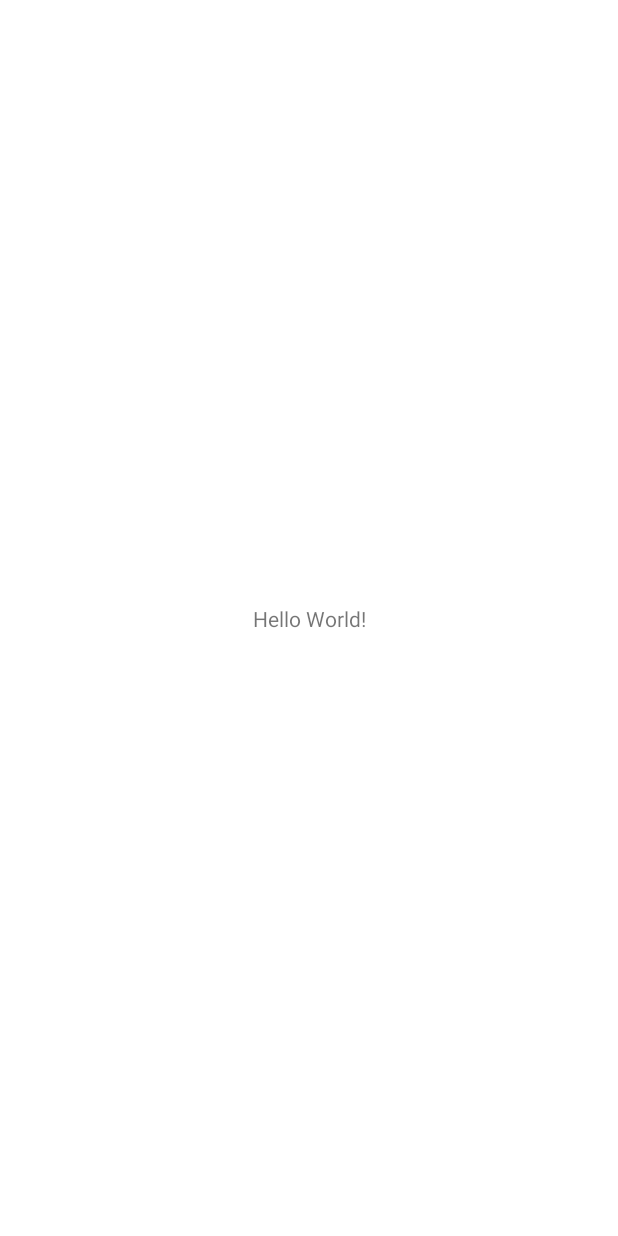
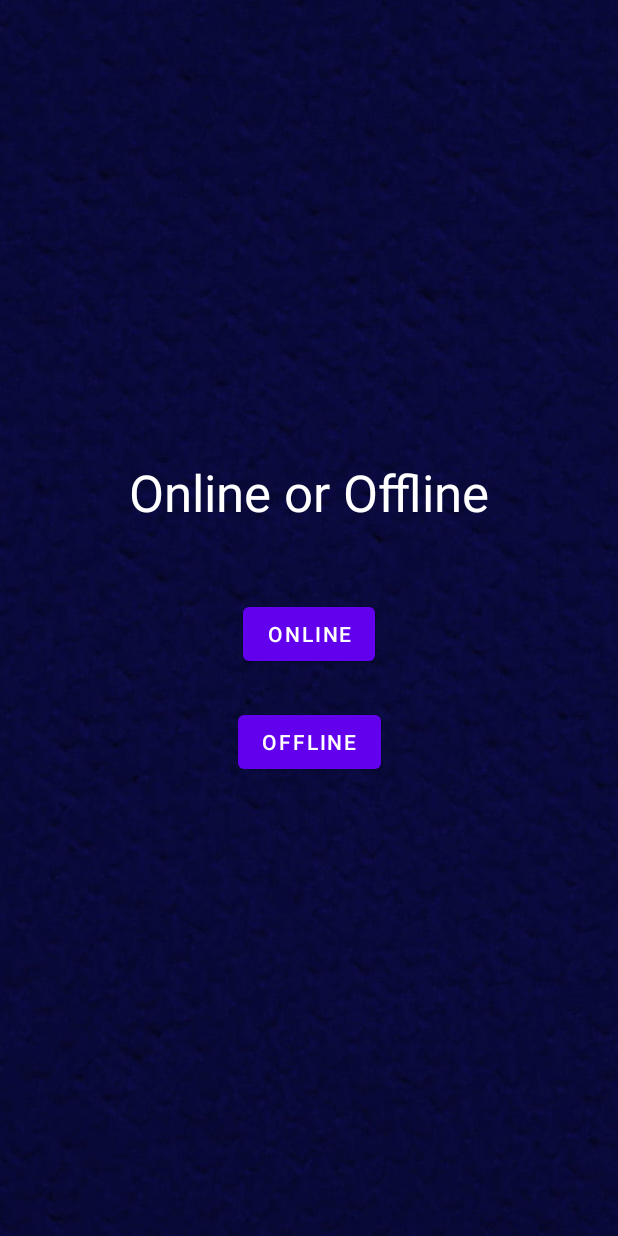
Before and after one commit to quynhpn2610/CS-300_TicTacToeApp, an Android app: the screen it shows after launch (MainActivity before the commit, HomeScreenActivity after it), on a phone screen of 412 x 824 dp. Before the commit the screen is almost empty. Run offline under Robolectric (Android 15) with nearby library versions, the phone set to English and light mode, and no system bars.

Commit message:
Created HomeScreenActivity

```diff
--- a/app/src/main/AndroidManifest.xml
+++ b/app/src/main/AndroidManifest.xml
@@ -1,6 +1,6 @@
 <?xml version="1.0" encoding="utf-8"?>
 <manifest xmlns:android="http://schemas.android.com/apk/res/android"
-    package="com.example.tictactoe">
+    package="com.example.tictactoe" >
 
     <application
         android:allowBackup="true"
@@ -8,19 +8,21 @@
         android:label="@string/app_name"
         android:roundIcon="@mipmap/ic_launcher_round"
         android:supportsRtl="true"
-        android:theme="@style/Theme.TicTacToe">
+        android:theme="@style/Theme.TicTacToe" >
+        <activity
+            android:name=".HomeScreenActivity"
+            android:exported="true" >
+            <intent-filter>
+                <action android:name="android.intent.action.MAIN" />
+                <category android:name="android.intent.category.LAUNCHER" />
+            </intent-filter>
+        </activity>
         <activity
             android:name=".AddPlayers"
             android:exported="false" />
         <activity
             android:name=".MainActivity"
-            android:exported="true">
-            <intent-filter>
-                <action android:name="android.intent.action.MAIN" />
-
-                <category android:name="android.intent.category.LAUNCHER" />
-            </intent-filter>
-        </activity>
+            android:exported="false" />
     </application>
 
 </manifest>
--- /dev/null
+++ b/app/src/main/java/com/example/tictactoe/HomeScreenActivity.java
@@ -0,0 +1,38 @@
+package com.example.tictactoe;
+
+import androidx.appcompat.app.AppCompatActivity;
+import androidx.appcompat.app.AppCompatDelegate;
+
+import android.content.Intent;
+import android.os.Bundle;
+import android.view.View;
+import android.widget.Button;
+
+public class HomeScreenActivity extends AppCompatActivity {
+    private Button btnOnline;
+    private Button btnOffline;
+
+    @Override
+    protected void onCreate(Bundle savedInstanceState) {
+        AppCompatDelegate.setDefaultNightMode(AppCompatDelegate.MODE_NIGHT_NO);
+        super.onCreate(savedInstanceState);
+        setContentView(R.layout.activity_home_screen);
+
+        // Referencing buttons from XML
+        btnOnline = (Button) findViewById(R.id.btnOnline);
+        btnOffline = (Button) findViewById(R.id.btnOffline);
+
+        // Button onClickListeners
+        btnOnline.setOnClickListener(new View.OnClickListener() {
+            @Override
+            public void onClick(View view) {
+                Intent i = new Intent(HomeScreenActivity.this, AddPlayers.class);
+                i.setFlags(Intent.FLAG_ACTIVITY_CLEAR_TOP);
+                i.setFlags(Intent.FLAG_ACTIVITY_CLEAR_TASK);
+                startActivity(i);
+            }
+        });
+
+
+    }
+}
--- /dev/null
+++ b/app/src/main/res/layout/activity_home_screen.xml
@@ -0,0 +1,57 @@
+<?xml version="1.0" encoding="utf-8"?>
+<androidx.constraintlayout.widget.ConstraintLayout
+    xmlns:android="http://schemas.android.com/apk/res/android"
+    xmlns:tools="http://schemas.android.com/tools"
+    xmlns:app="http://schemas.android.com/apk/res-auto"
+    android:layout_width="match_parent"
+    android:layout_height="match_parent"
+    tools:context=".HomeScreenActivity"
+    android:background="@drawable/background">
+
+  <androidx.constraintlayout.widget.ConstraintLayout
+      android:layout_width="wrap_content"
+      android:layout_height="wrap_content"
+      android:layout_marginStart="32dp"
+      android:layout_marginTop="32dp"
+      android:layout_marginEnd="32dp"
+      android:layout_marginBottom="32dp"
+      app:layout_constraintBottom_toBottomOf="parent"
+      app:layout_constraintEnd_toEndOf="parent"
+      app:layout_constraintStart_toStartOf="parent"
+      app:layout_constraintTop_toTopOf="parent">
+
+    <TextView
+        android:id="@+id/textView"
+        android:layout_width="wrap_content"
+        android:layout_height="wrap_content"
+        android:text="@string/online_or_offline"
+        android:textSize="34sp"
+        android:textColor="@color/white"
+        app:layout_constraintEnd_toEndOf="parent"
+        app:layout_constraintHorizontal_bias="0.5"
+        app:layout_constraintStart_toStartOf="parent"
+        app:layout_constraintTop_toTopOf="parent" />
+
+    <Button
+        android:id="@+id/btnOnline"
+        android:layout_width="wrap_content"
+        android:layout_height="wrap_content"
+        android:layout_marginTop="48dp"
+        android:text="@string/online"
+        app:layout_constraintEnd_toEndOf="parent"
+        app:layout_constraintHorizontal_bias="0.5"
+        app:layout_constraintStart_toStartOf="parent"
+        app:layout_constraintTop_toBottomOf="@+id/textView" />
+
+    <Button
+        android:id="@+id/btnOffline"
+        android:layout_width="wrap_content"
+        android:layout_height="wrap_content"
+        android:layout_marginTop="24dp"
+        android:text="@string/offline"
+        app:layout_constraintBottom_toBottomOf="parent"
+        app:layout_constraintEnd_toEndOf="parent"
+        app:layout_constraintStart_toStartOf="parent"
+        app:layout_constraintTop_toBottomOf="@+id/btnOnline" />
+  </androidx.constraintlayout.widget.ConstraintLayout>
+</androidx.constraintlayout.widget.ConstraintLayout>
--- a/app/src/main/res/values/strings.xml
+++ b/app/src/main/res/values/strings.xml
@@ -1,3 +1,6 @@
 <resources>
-    <string name="app_name">TicTacToe</string>
+    <string name="app_name">Tic-Tac-Toe</string>
+    <string name="online_or_offline">Online or Offline</string>
+    <string name="online">Online</string>
+    <string name="offline">Offline</string>
 </resources>
```
